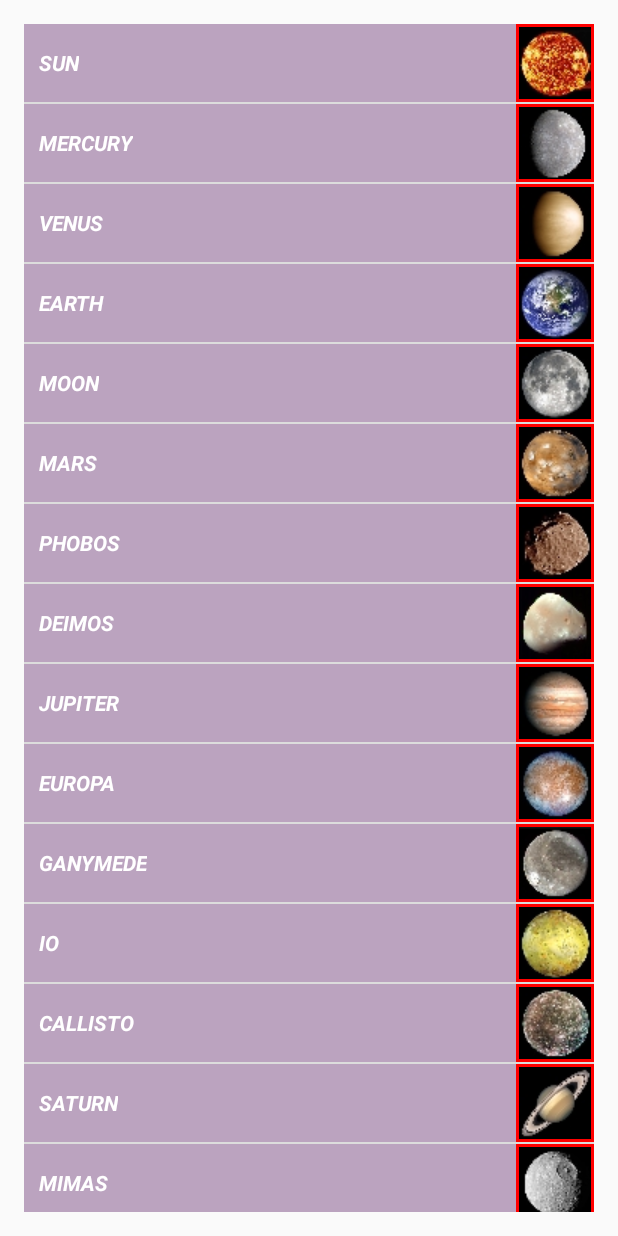
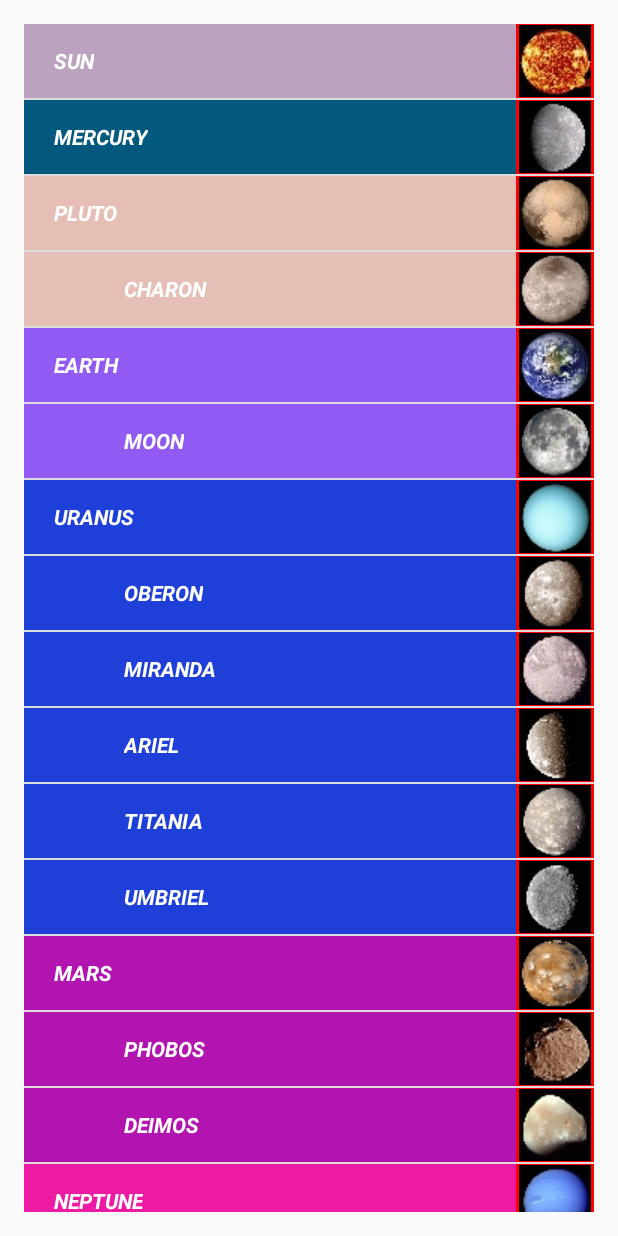
Before and after one commit to samardzicnenad/AndroidHackerati, an Android app: the screen it shows after launch (MainActivity), on a phone screen of 412 x 824 dp. Run offline under Robolectric (Android 15) with nearby library versions, the phone set to English and light mode, and no system bars.

Commit message:
SolarListView: refactored the code and completed the assignment

```diff
--- a/SolarListView/app/src/main/java/com/thehackerati/solarlistview/MainActivity.java
+++ b/SolarListView/app/src/main/java/com/thehackerati/solarlistview/MainActivity.java
@@ -11,41 +11,95 @@ import android.widget.ListView;
 
 import com.thehackerati.solarlistview.adapters.CelestialAdapter;
 
+import java.util.ArrayList;
 import java.util.Arrays;
+import java.util.Collections;
+import java.util.HashMap;
 import java.util.List;
+import java.util.Map;
 
 public class MainActivity extends Activity {
-    private ListView celestialListView;
-    private List<String> listCelestialBodies;
+
+    private ListView lvCelestialLinks;
+    private List<String> listSunPlanets,
+            listCelestialBodies = new ArrayList<String>();
+    private HashMap<String, String> mapCBodyLink,
+            mapPlanetMoon;
+
+    // creates a HashMap from a String array
+    private HashMap<String, String> createHashMap(int resourceId) {
+        // read strings from resources
+        String[] stringArray = getResources().getStringArray(resourceId);
+        // declare a HashMap to return
+        HashMap<String, String> aHashMap = new HashMap<String, String>();
+        // iterate over the strings array and split them on "|"
+        for (String entry : stringArray) {
+            String[] splitResult = entry.split("\\|");
+            aHashMap.put(splitResult[0], splitResult[1]);
+        }
+        return aHashMap;
+    }
+
+    // create a complete list of celestial bodies - sun, planets and moons
+    private void setFullCelestialList() {
+        // set a list for the adapter
+        for(String planet : listSunPlanets) {
+            // add the sun or a planet to the list
+            listCelestialBodies.add(planet);
+            // add all (if any) moons to the list
+            for (Map.Entry<String, String> entry : mapPlanetMoon.entrySet()) {
+                String moonPlanet = entry.getValue();
+                if(moonPlanet.equals(planet)) {
+                    listCelestialBodies.add(entry.getKey());
+                }
+            }
+        }
+    }
 
     @Override
     protected void onCreate(Bundle savedInstanceState) {
         super.onCreate(savedInstanceState);
         setContentView(R.layout.activity_main);
 
-        celestialListView = (ListView) findViewById(R.id.celestial_list_view);
+        // create a shuffled list of (sun and) planets
+        Resources res = getResources();
+        listSunPlanets = Arrays.asList(res.getStringArray(R.array.sun_planets));
+        Collections.shuffle(listSunPlanets);
 
-        celestialListView.setOnItemClickListener(new AdapterView.OnItemClickListener() {
+        // create HashMaps from resource String arrays and the complete list of bodies
+        mapCBodyLink = createHashMap(R.array.celestial_bodies_links);
+        mapPlanetMoon = createHashMap(R.array.moon_planet);
+        setFullCelestialList();
 
+        // layout ListView
+        lvCelestialLinks = (ListView) findViewById(R.id.celestial_list_view);
+    }
+
+    // sets listeners
+    private void setupListeners() {
+        // defines onClick action for ListView elements
+        lvCelestialLinks.setOnItemClickListener(new AdapterView.OnItemClickListener() {
             @Override
             public void onItemClick(AdapterView<?> parent, View view, int position, long id) {
-                String[] links = getResources().getStringArray(R.array.celestial_bodies_links);
-                Uri uri = Uri.parse(links[position]);
+                // get a url for the celestial body and open it
+                Uri uri = Uri.parse(mapCBodyLink.get(listCelestialBodies.get(position)));
                 Intent intent = new Intent(Intent.ACTION_VIEW, uri);
                 startActivity(intent);
             }
         });
-
-        Resources res = getResources();
-        listCelestialBodies = Arrays.asList(res.getStringArray(R.array.celestial_bodies_array));
     }
 
     @Override
     protected void onResume() {
         CelestialAdapter celestialBodyAdapter;
+
         super.onResume();
+        setupListeners();
 
-        celestialBodyAdapter = new CelestialAdapter(listCelestialBodies, this.getApplicationContext());
-        celestialListView.setAdapter(celestialBodyAdapter);
+        // create and set an adapter
+        celestialBodyAdapter = new CelestialAdapter(listCelestialBodies,
+                mapPlanetMoon,
+                this.getApplicationContext());
+        lvCelestialLinks.setAdapter(celestialBodyAdapter);
     }
 }
--- a/SolarListView/app/src/main/java/com/thehackerati/solarlistview/adapters/CelestialAdapter.java
+++ b/SolarListView/app/src/main/java/com/thehackerati/solarlistview/adapters/CelestialAdapter.java
@@ -12,31 +12,42 @@ import android.widget.TextView;
 
 import com.thehackerati.solarlistview.R;
 
-import java.util.ArrayList;
 import java.util.HashMap;
 import java.util.List;
 import java.util.Random;
 
 public class CelestialAdapter extends BaseAdapter {
+
     private Context context;
-    private HashMap<String, ArrayList<String>> mapPlanetMoons = new HashMap<String, ArrayList<String>>() {{
-        put("sun", new ArrayList<String>() {{}});
-        put("mercury", new ArrayList<String>() {{}});
-        put("venus", new ArrayList<String>() {{}});
-        put("earth", new ArrayList<String>() {{add("moon");}});
-        put("mars", new ArrayList<String>() {{add("phobos"); add("deimos");}});
-        put("jupiter", new ArrayList<String>() {{add("europa"); add("ganymede"); add("io"); add("callisto");}});
-        put("saturn", new ArrayList<String>() {{add("mimas"); add("enceladus"); add("tethys"); add("dione"); add("rhea"); add("titan"); add("iapetus");}});
-        put("uranus", new ArrayList<String>() {{add("miranda"); add("ariel"); add("umbriel"); add("titania"); add("oberon");}});
-        put("neptune", new ArrayList<String>() {{add("triton");}});
-        put("pluto", new ArrayList<String>() {{add("charon");}});
-    }};
+    private final List<String> celestialBodies;
+    private final HashMap<String, String> mapPlanetMoons;
+    private final HashMap<String, Integer> mapPlanetColor = new HashMap<String, Integer>();
 
-    private final List<String> celestialBodies;
+    // set a random color for a planet (and its moons)
+    private void setColors() {
+        Random random = new Random();
+        Integer planetColor;
+        // iterate all of the celestial bodies
+        for (String cBody: celestialBodies) {
+            // look for the body in the list of the moons
+            String moon = mapPlanetMoons.get(cBody);
+            // if not a moon - set a color to the celestial body
+            if (moon == null) {
+                planetColor = Color.argb(255, random.nextInt(256), random.nextInt(256), random.nextInt(256));
+                mapPlanetColor.put(cBody, planetColor);
+            }
+        }
+    }
 
-    public CelestialAdapter(List<String> celestialBodies, Context current) {
+    // class constructor
+    public CelestialAdapter(List<String> celestialBodies,
+                            HashMap<String, String> mapPlanetMoons,
+                            Context currentContext) {
         this.celestialBodies = celestialBodies;
-        this.context = current;
+        this.mapPlanetMoons = mapPlanetMoons;
+        this.context = currentContext;
+
+        setColors();
     }
 
     @Override
@@ -56,19 +67,35 @@ public class CelestialAdapter extends BaseAdapter {
 
     @Override
     public View getView(int position, View convertView, ViewGroup parent) {
-        convertView = LayoutInflater
-                .from(parent.getContext())
-                .inflate(R.layout.celestial_body, parent, false);
+
+        String parentPlanet;
+
+        if(convertView == null) {
+            convertView = LayoutInflater
+                    .from(parent.getContext())
+                    .inflate(R.layout.celestial_body, parent, false);
+        }
+
+        // set TextView part of the layout
         TextView celestialTextView = (TextView) convertView.findViewById(R.id.celestialBodyName);
         String celestialName = celestialBodies.get(position);
         celestialTextView.setText(celestialName.toUpperCase());
         celestialTextView.setTextColor(Color.WHITE);
         celestialTextView.setTypeface(null, Typeface.BOLD_ITALIC);
 
-        Random random = new Random();
+        // set padding and the background color for the view
+        if (mapPlanetMoons.containsKey(celestialName)) {
+            // if it is a moon - indent more and get the color from the planet
+            celestialTextView.setPadding(100, 0, 0, 0);
+            parentPlanet = mapPlanetMoons.get(celestialName);
+            convertView.setBackgroundColor(mapPlanetColor.get(parentPlanet));
+        } else {
+            // indent less and get the planet's color
+            celestialTextView.setPadding(30, 0, 0, 0);
+            convertView.setBackgroundColor(mapPlanetColor.get(celestialName));
+        }
 
-        convertView.setBackgroundColor(Color.argb(255, random.nextInt(256), random.nextInt(256), random.nextInt(256)));
-
+        // set a source for the ImageView
         ImageView celestialImageView = (ImageView) convertView.findViewById(R.id.celestialBodyIcon);
         int resID = context.getResources().getIdentifier(celestialName, "drawable", "com.thehackerati.solarlistview");
         celestialImageView.setImageResource(resID);
--- a/SolarListView/app/src/main/res/drawable/iv_background.xml
+++ b/SolarListView/app/src/main/res/drawable/iv_background.xml
@@ -1,7 +1,7 @@
 <?xml version="1.0" encoding="UTF-8"?>
 <shape xmlns:android="http://schemas.android.com/apk/res/android">
     <solid android:color="#FFFFFF" />
-    <stroke android:width="2dp" android:color="#FF0000" />
-    <padding android:left="2dp" android:top="2dp" android:right="2dp"
-        android:bottom="2dp" />
+    <stroke android:width="2dp" android:color="#ff0000" />
+    <padding android:left="2dp" android:top="1dp" android:right="2dp"
+        android:bottom="1dp" />
 </shape>
--- a/SolarListView/app/src/main/res/layout/celestial_body.xml
+++ b/SolarListView/app/src/main/res/layout/celestial_body.xml
@@ -7,8 +7,7 @@
         android:layout_height="wrap_content"
         android:layout_alignParentLeft="true"
         android:layout_alignParentStart="true"
-        android:layout_centerVertical="true"
-        android:paddingLeft="10dp"/>
+        android:layout_centerVertical="true" />
     <ImageView
         android:id="@+id/celestialBodyIcon"
         android:layout_width="wrap_content"
--- a/SolarListView/app/src/main/res/values/strings.xml
+++ b/SolarListView/app/src/main/res/values/strings.xml
@@ -1,69 +1,71 @@
 <resources>
     <string name="app_name">Solar ListView</string>
-    <string-array name="celestial_bodies_array">
+    <string-array name="sun_planets">
         <item>sun</item>
         <item>mercury</item>
         <item>venus</item>
         <item>earth</item>
-        <item>moon</item>
         <item>mars</item>
-        <item>phobos</item>
-        <item>deimos</item>
         <item>jupiter</item>
-        <item>europa</item>
-        <item>ganymede</item>
-        <item>io</item>
-        <item>callisto</item>
         <item>saturn</item>
-        <item>mimas</item>
-        <item>enceladus</item>
-        <item>tethys</item>
-        <item>dione</item>
-        <item>rhea</item>
-        <item>titan</item>
-        <item>iapetus</item>
         <item>uranus</item>
-        <item>miranda</item>
-        <item>ariel</item>
-        <item>umbriel</item>
-        <item>titania</item>
-        <item>oberon</item>
         <item>neptune</item>
-        <item>triton</item>
         <item>pluto</item>
-        <item>charon</item>
+    </string-array>
+    <string-array name="moon_planet">
+        <item>moon|earth</item>
+        <item>phobos|mars</item>
+        <item>deimos|mars</item>
+        <item>europa|jupiter</item>
+        <item>ganymede|jupiter</item>
+        <item>io|jupiter</item>
+        <item>callisto|jupiter</item>
+        <item>mimas|saturn</item>
+        <item>enceladus|saturn</item>
+        <item>tethys|saturn</item>
+        <item>dione|saturn</item>
+        <item>rhea|saturn</item>
+        <item>titan|saturn</item>
+        <item>iapetus|saturn</item>
+        <item>miranda|uranus</item>
+        <item>ariel|uranus</item>
+        <item>umbriel|uranus</item>
+        <item>titania|uranus</item>
+        <item>oberon|uranus</item>
+        <item>triton|neptune</item>
+        <item>charon|pluto</item>
     </string-array>
     <string-array name="celestial_bodies_links">
-        <item>http://www.seasky.org/solar-system/sun.html</item>
-        <item>http://www.seasky.org/solar-system/mercury.html</item>
-        <item>http://www.seasky.org/solar-system/venus.html</item>
-        <item>http://www.seasky.org/solar-system/earth.html</item>
-        <item>http://www.seasky.org/solar-system/earth-moon.html</item>
-        <item>http://www.seasky.org/solar-system/mars.html</item>
-        <item>http://www.seasky.org/solar-system/mars-phobos.html</item>
-        <item>http://www.seasky.org/solar-system/mars-deimos.html</item>
-        <item>http://www.seasky.org/solar-system/jupiter.html</item>
-        <item>http://www.seasky.org/solar-system/jupiter-europa.html</item>
-        <item>http://www.seasky.org/solar-system/jupiter-ganymede.html</item>
-        <item>http://www.seasky.org/solar-system/jupiter-io.html</item>
-        <item>http://www.seasky.org/solar-system/jupiter-callisto.html</item>
-        <item>http://www.seasky.org/solar-system/saturn.html</item>
-        <item>http://www.seasky.org/solar-system/saturn-mimas.html</item>
-        <item>http://www.seasky.org/solar-system/saturn-enceladus.html</item>
-        <item>http://www.seasky.org/solar-system/saturn-tethys.html</item>
-        <item>http://www.seasky.org/solar-system/saturn-dione.html</item>
-        <item>http://www.seasky.org/solar-system/saturn-rhea.htmlm</item>
-        <item>http://www.seasky.org/solar-system/saturn-titan.html</item>
-        <item>http://www.seasky.org/solar-system/saturn-iapetus.html</item>
-        <item>http://www.seasky.org/solar-system/uranus.html</item>
-        <item>http://www.seasky.org/solar-system/uranus-miranda.html</item>
-        <item>http://www.seasky.org/solar-system/uranus-ariel.html</item>
-        <item>http://www.seasky.org/solar-system/uranus-umbriel.html</item>
-        <item>http://www.seasky.org/solar-system/uranus-titania.html</item>
-        <item>http://www.seasky.org/solar-system/uranus-oberon.html</item>
-        <item>http://www.seasky.org/solar-system/neptune.html</item>
-        <item>http://www.seasky.org/solar-system/neptune-triton.html</item>
-        <item>http://www.seasky.org/solar-system/pluto-charon.html</item>
-        <item>http://www.seasky.org/solar-system/pluto-charon.html</item>
+        <item>sun|http://www.seasky.org/solar-system/sun.html</item>
+        <item>mercury|http://www.seasky.org/solar-system/mercury.html</item>
+        <item>venus|http://www.seasky.org/solar-system/venus.html</item>
+        <item>earth|http://www.seasky.org/solar-system/earth.html</item>
+        <item>moon|http://www.seasky.org/solar-system/earth-moon.html</item>
+        <item>mars|http://www.seasky.org/solar-system/mars.html</item>
+        <item>phobos|http://www.seasky.org/solar-system/mars-phobos.html</item>
+        <item>deimos|http://www.seasky.org/solar-system/mars-deimos.html</item>
+        <item>jupiter|http://www.seasky.org/solar-system/jupiter.html</item>
+        <item>europa|http://www.seasky.org/solar-system/jupiter-europa.html</item>
+        <item>ganymede|http://www.seasky.org/solar-system/jupiter-ganymede.html</item>
+        <item>io|http://www.seasky.org/solar-system/jupiter-io.html</item>
+        <item>callisto|http://www.seasky.org/solar-system/jupiter-callisto.html</item>
+        <item>saturn|http://www.seasky.org/solar-system/saturn.html</item>
+        <item>mimas|http://www.seasky.org/solar-system/saturn-mimas.html</item>
+        <item>enceladus|http://www.seasky.org/solar-system/saturn-enceladus.html</item>
+        <item>tethys|http://www.seasky.org/solar-system/saturn-tethys.html</item>
+        <item>dione|http://www.seasky.org/solar-system/saturn-dione.html</item>
+        <item>rhea|http://www.seasky.org/solar-system/saturn-rhea.html</item>
+        <item>titan|http://www.seasky.org/solar-system/saturn-titan.html</item>
+        <item>iapetus|http://www.seasky.org/solar-system/saturn-iapetus.html</item>
+        <item>uranus|http://www.seasky.org/solar-system/uranus.html</item>
+        <item>miranda|http://www.seasky.org/solar-system/uranus-miranda.html</item>
+        <item>ariel|http://www.seasky.org/solar-system/uranus-ariel.html</item>
+        <item>umbriel|http://www.seasky.org/solar-system/uranus-umbriel.html</item>
+        <item>titania|http://www.seasky.org/solar-system/uranus-titania.html</item>
+        <item>oberon|http://www.seasky.org/solar-system/uranus-oberon.html</item>
+        <item>neptune|http://www.seasky.org/solar-system/neptune.html</item>
+        <item>triton|http://www.seasky.org/solar-system/neptune-triton.html</item>
+        <item>pluto|http://www.seasky.org/solar-system/pluto-charon.html</item>
+        <item>charon|http://www.seasky.org/solar-system/pluto-charon.html</item>
     </string-array>
 </resources>
```
